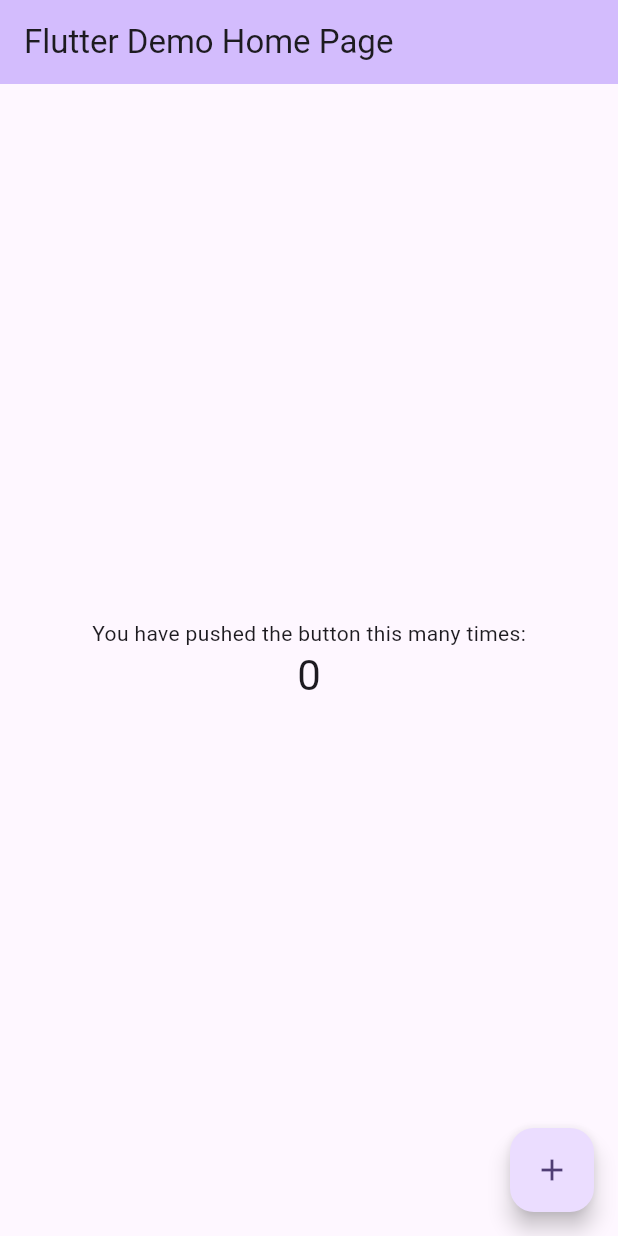
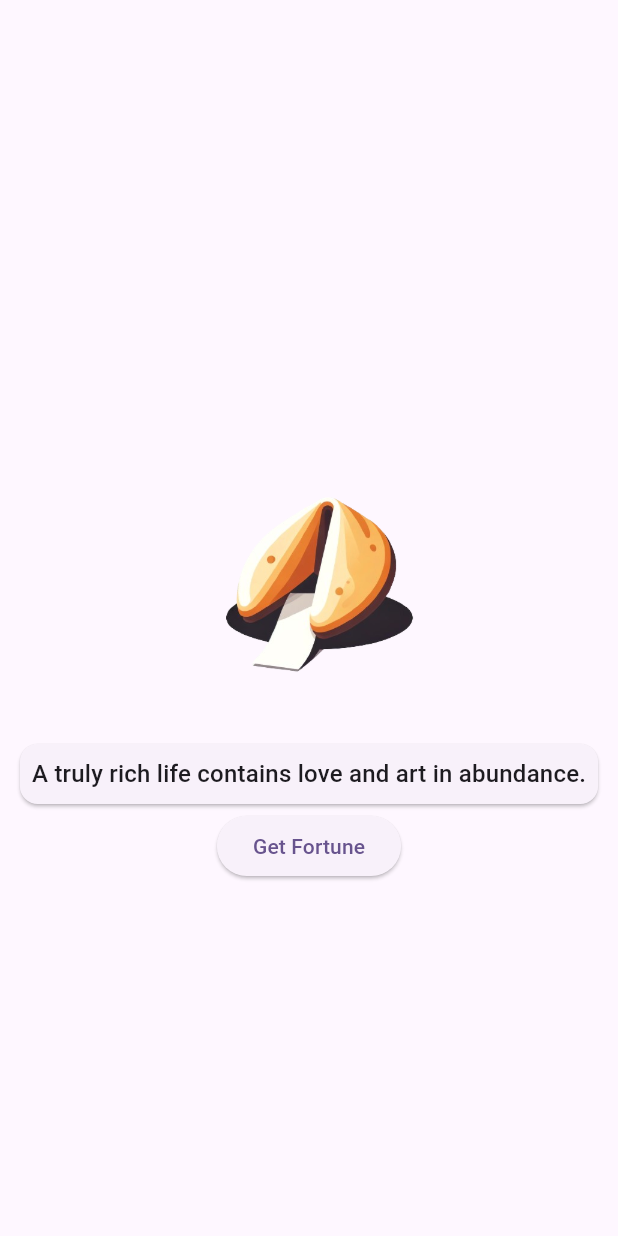
Before and after one commit to lightrao/pd24_fortune_cookie, a Flutter app: the screen it shows after launch, on a phone screen of 412 x 824 dp. Run offline on Flutter 3.47's test engine with Material 3 defaults, Android fonts, the phone set to English and light mode, and no system bars.

Commit message:
fortune app

```diff
--- /dev/null
+++ b/devtools_options.yaml
@@ -0,0 +1,3 @@
+description: This file stores settings for Dart & Flutter DevTools.
+documentation: https://docs.flutter.dev/tools/devtools/extensions#configure-extension-enablement-states
+extensions:
--- a/lib/main.dart
+++ b/lib/main.dart
@@ -1,7 +1,12 @@
 import 'package:flutter/material.dart';
+import 'package:pd24_fortune_cookie/provider/fortune_model.dart';
+
+import 'package:provider/provider.dart';
 
 void main() {
-  runApp(const MyApp());
+  runApp(ChangeNotifierProvider(
+      create: (context) => FortuneModel(), child: const MyApp()));
+  // comments here about this today it works!
 }
 
 class MyApp extends StatelessWidget {
@@ -13,113 +18,55 @@
     return MaterialApp(
       title: 'Flutter Demo',
       theme: ThemeData(
-        // This is the theme of your application.
         //
-        // TRY THIS: Try running your application with "flutter run". You'll see
-        // the application has a purple toolbar. Then, without quitting the app,
-        // try changing the seedColor in the colorScheme below to Colors.green
-        // and then invoke "hot reload" (save your changes or press the "hot
-        // reload" button in a Flutter-supported IDE, or press "r" if you used
-        // the command line to start the app).
-        //
-        // Notice that the counter didn't reset back to zero; the application
-        // state is not lost during the reload. To reset the state, use hot
-        // restart instead.
-        //
-        // This works for code too, not just values: Most code changes can be
-        // tested with just a hot reload.
         colorScheme: ColorScheme.fromSeed(seedColor: Colors.deepPurple),
         useMaterial3: true,
       ),
-      home: const MyHomePage(title: 'Flutter Demo Home Page'),
+      home: const MyHomePage(),
     );
   }
 }
 
 class MyHomePage extends StatefulWidget {
-  const MyHomePage({super.key, required this.title});
+  const MyHomePage({super.key});
 
   // This widget is the home page of your application. It is stateful, meaning
-  // that it has a State object (defined below) that contains fields that affect
-  // how it looks.
-
-  // This class is the configuration for the state. It holds the values (in this
-  // case the title) provided by the parent (in this case the App widget) and
-  // used by the build method of the State. Fields in a Widget subclass are
-  // always marked "final".
-
-  final String title;
 
   @override
   State<MyHomePage> createState() => _MyHomePageState();
 }
 
 class _MyHomePageState extends State<MyHomePage> {
-  int _counter = 0;
-
-  void _incrementCounter() {
-    setState(() {
-      // This call to setState tells the Flutter framework that something has
-      // changed in this State, which causes it to rerun the build method below
-      // so that the display can reflect the updated values. If we changed
-      // _counter without calling setState(), then the build method would not be
-      // called again, and so nothing would appear to happen.
-      _counter++;
-    });
-  }
-
   @override
   Widget build(BuildContext context) {
-    // This method is rerun every time setState is called, for instance as done
-    // by the _incrementCounter method above.
-    //
-    // The Flutter framework has been optimized to make rerunning build methods
-    // fast, so that you can just rebuild anything that needs updating rather
-    // than having to individually change instances of widgets.
+    final fortune = Provider.of<FortuneModel>(context);
     return Scaffold(
-      appBar: AppBar(
-        // TRY THIS: Try changing the color here to a specific color (to
-        // Colors.amber, perhaps?) and trigger a hot reload to see the AppBar
-        // change color while the other colors stay the same.
-        backgroundColor: Theme.of(context).colorScheme.inversePrimary,
-        // Here we take the value from the MyHomePage object that was created by
-        // the App.build method, and use it to set our appbar title.
-        title: Text(widget.title),
-      ),
+      appBar: AppBar(),
       body: Center(
-        // Center is a layout widget. It takes a single child and positions it
-        // in the middle of the parent.
         child: Column(
-          // Column is also a layout widget. It takes a list of children and
-          // arranges them vertically. By default, it sizes itself to fit its
-          // children horizontally, and tries to be as tall as its parent.
-          //
-          // Column has various properties to control how it sizes itself and
-          // how it positions its children. Here we use mainAxisAlignment to
-          // center the children vertically; the main axis here is the vertical
-          // axis because Columns are vertical (the cross axis would be
-          // horizontal).
-          //
-          // TRY THIS: Invoke "debug painting" (choose the "Toggle Debug Paint"
-          // action in the IDE, or press "p" in the console), to see the
-          // wireframe for each widget.
           mainAxisAlignment: MainAxisAlignment.center,
           children: <Widget>[
-            const Text(
-              'You have pushed the button this many times:',
+            Image.asset(
+              'assets/images/fortune_cookie.png',
+              width: 200,
+              height: 200,
+              fit: BoxFit.cover,
             ),
-            Text(
-              '$_counter',
-              style: Theme.of(context).textTheme.headlineMedium,
+            Card(
+              child: Padding(
+                padding: const EdgeInsets.all(8.0),
+                child: Text(
+                  fortune.currentFortune,
+                  style: Theme.of(context).textTheme.titleMedium,
+                ),
+              ),
             ),
+            ElevatedButton(
+                onPressed: () => fortune.getNewFortune(),
+                child: const Text('Get Fortune'))
           ],
         ),
       ),
-      floatingActionButton: FloatingActionButton(
-        onPressed: _incrementCounter,
-        tooltip: 'Increment',
-        child: const Icon(Icons.add),
-      ), // This trailing comma makes auto-formatting nicer for build methods.
     );
   }
 }
--- /dev/null
+++ b/lib/provider/fortune_model.dart
@@ -0,0 +1,36 @@
+import 'dart:math';
+
+import 'package:flutter/material.dart';
+
+class FortuneModel with ChangeNotifier {
+  String _currentFortune = "";
+
+  final _fortuneList = [
+    "You will find a new friend",
+    "You will find a new friend tomorrow",
+    "A truly rich life contains love and art in abundance.",
+    "Accept something that you cannot change, and you will feel better.",
+    "Adventure can be real happiness.",
+    "Advice is like kissing. It costs nothing and is a pleasant thing to do.",
+    "Advice, when most needed, is least heeded.",
+  ];
+
+  String get currentFortune => _currentFortune;
+
+  FortuneModel() {
+    _generateRandomFortune();
+  }
+
+  void _generateRandomFortune() {
+    var random = Random();
+    int randNum = random.nextInt(_fortuneList.length);
+    _currentFortune = _fortuneList[randNum];
+
+    notifyListeners();
+  }
+
+  // Method to get a new random fortune
+  void getNewFortune() {
+    _generateRandomFortune();
+  }
+}
--- a/pubspec.yaml
+++ b/pubspec.yaml
@@ -60,8 +60,8 @@ flutter:
   uses-material-design: true
 
   # To add assets to your application, add an assets section, like this:
-  # assets:
-  #   - images/a_dot_burr.jpeg
+  assets:
+    - assets/images/
   #   - images/a_dot_ham.jpeg
 
   # An image asset can refer to one or more resolution-specific "variants", see
```
Also changed, not shown: assets/images/fortune_cookie.png (added).
